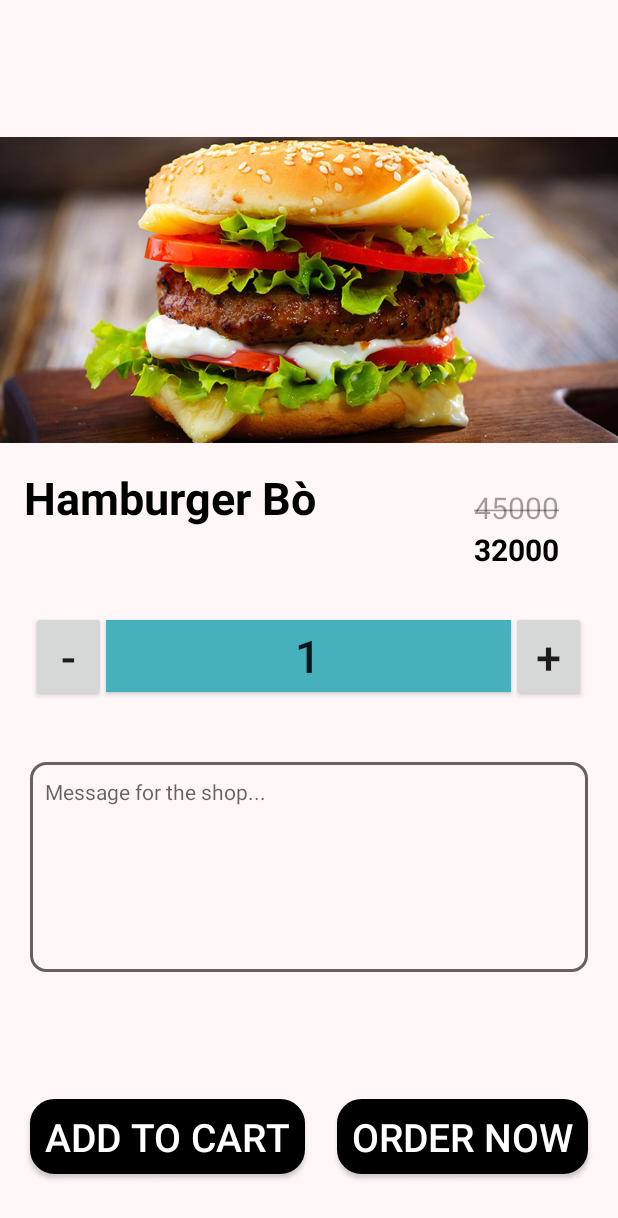
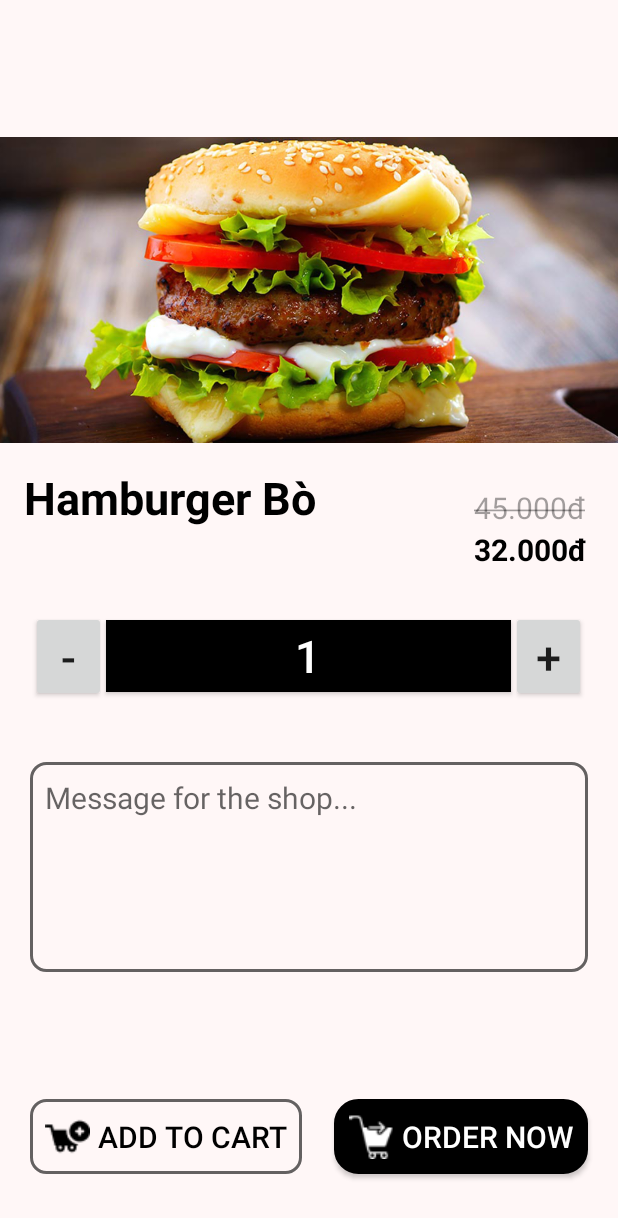
Before and after one commit to lhmn123/FoodyApp, an Android app: the layout detail_dish.xml on its own in the app's theme, with its tools: preview values and no code run, on a phone screen of 412 x 824 dp. Shown: the top 1218 px of the screen. Run offline under Robolectric (Android 15) with nearby library versions, the phone set to English and light mode, and no system bars.

Commit message:
update detail dish, database

```diff
--- a/app/src/main/res/layout/detail_dish.xml
+++ b/app/src/main/res/layout/detail_dish.xml
@@ -12,7 +12,7 @@
         android:layout_height="wrap_content"
         android:layout_marginEnd="16dp"
         android:layout_marginBottom="444dp"
-        android:text="32000"
+        android:text="32.000đ"
         android:textColor="#000000"
         android:textSize="20sp"
         android:textStyle="bold"
@@ -80,9 +80,10 @@
             android:id="@+id/btnGiaTri"
             android:layout_width="270dp"
             android:layout_height="wrap_content"
-            android:background="#47B0BD"
+            android:background="#000000"
             android:focusable="false"
             android:text="1"
+            android:textColor="#ffffff"
             android:textSize="30dp" />
 
         <Button
@@ -105,6 +106,7 @@
         android:hint="Message for the shop..."
         android:paddingStart="10dp"
         android:paddingTop="10dp"
+        android:textSize="20sp"
         app:layout_constraintEnd_toEndOf="parent"
         app:layout_constraintHorizontal_bias="1.0"
         app:layout_constraintStart_toStartOf="parent"
@@ -117,15 +119,17 @@
         android:layout_height="50dp"
         android:layout_marginStart="20dp"
         android:layout_marginBottom="41dp"
-        android:background="@drawable/btn_order"
+        android:background="@drawable/edt_radius"
+        android:drawableStart="@drawable/add_cart_ic"
         android:paddingStart="10dp"
         android:paddingEnd="10dp"
         android:text="Add to cart"
-        android:textColor="#FFFFFF"
-        android:textSize="26sp"
+        android:textColor="#000000"
+        android:textSize="20sp"
         app:layout_constraintBottom_toBottomOf="parent"
         app:layout_constraintStart_toStartOf="parent"
-        tools:textStyle="normal" />
+        tools:drawablePadding="5dp"
+        tools:textStyle="bold" />
 
     <Button
         android:id="@+id/btnOrderNow"
@@ -134,13 +138,15 @@
         android:layout_marginEnd="20dp"
         android:layout_marginBottom="41dp"
         android:background="@drawable/btn_order"
+        android:drawableStart="@drawable/checkout_ic"
+        android:drawablePadding="5dp"
         android:paddingStart="10dp"
         android:paddingEnd="10dp"
         android:text="Order Now"
         android:textColor="#FFFFFF"
-        android:textSize="26sp"
+        android:textSize="20sp"
         app:layout_constraintBottom_toBottomOf="parent"
         app:layout_constraintEnd_toEndOf="parent"
-        tools:textStyle="normal" />
+        tools:textStyle="bold" />
 
 </androidx.constraintlayout.widget.ConstraintLayout>
--- a/app/src/main/res/values/strings.xml
+++ b/app/src/main/res/values/strings.xml
@@ -4,6 +4,6 @@
     <string name="hello_blank_fragment">Hello blank fragment</string>
     <string name="sign_up_now"> Don\'t have an account? <u>SIGN UP NOW</u></string>
     <string name="policy">I agree to the <u>Temp &amp; Conditions and Privacy Policy</u></string>
-    <string name="price"><strike>45000</strike></string>
+    <string name="price"><strike>45.000đ</strike></string>
     <string name="login_error">This account is invalid</string>
 </resources>
```
Also changed, not shown: app/src/main/java/hcmute/edu/vn/nhom07/foodyapp_group07/Store.java (added, +79 -0 lines), app/src/main/java/hcmute/edu/vn/nhom07/foodyapp_group07/StoreDatabaseHandler.java (added, +39 -0 lines), app/src/main/res/drawable-v24/add_cart_ic.png (added), app/src/main/res/drawable-v24/checkout_ic.png (added).
